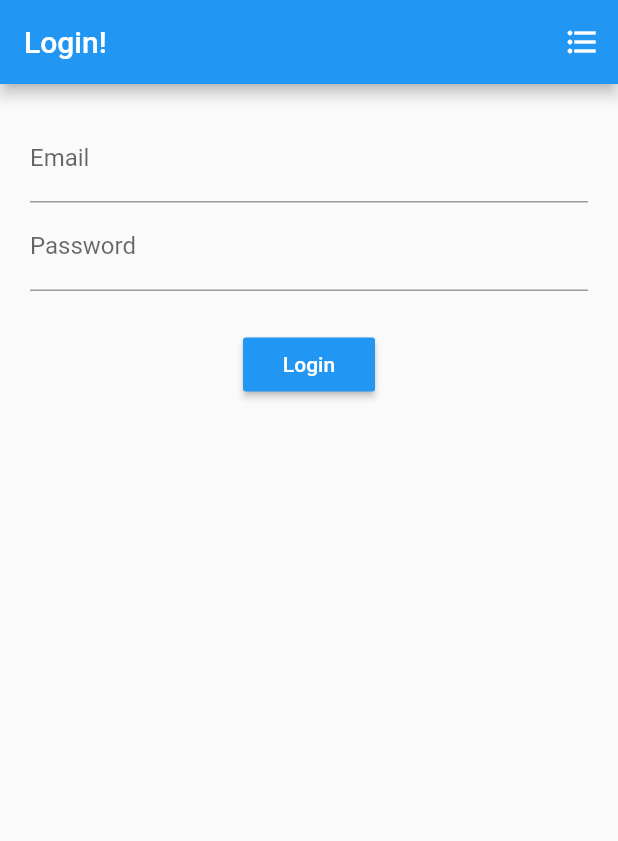
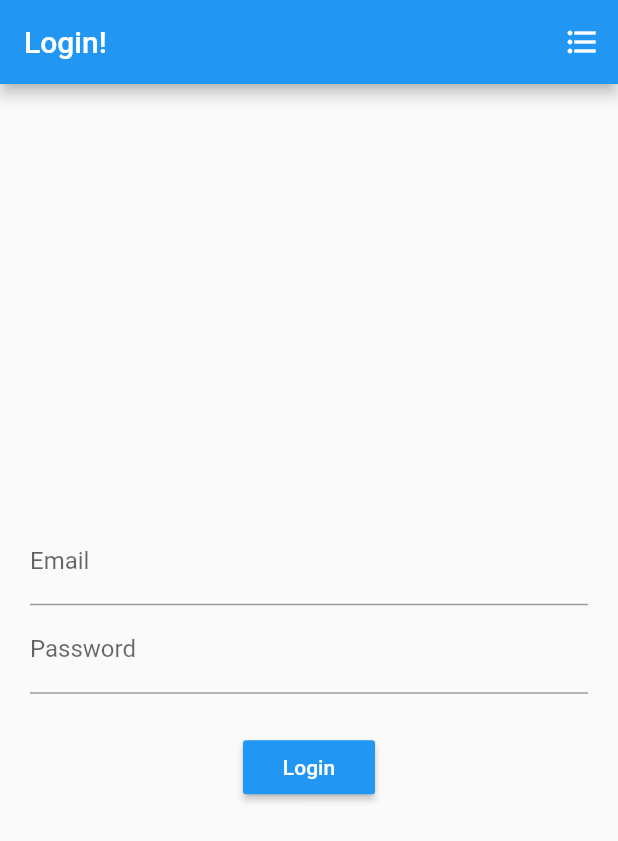
Before and after one commit to drkgrntt/groceries, a Flutter app: the screen it shows after launch, after a tap on "Login", on a phone screen of 412 x 824 dp. Shown: the top 841 px of the screen. Run offline on Flutter 3.47's test engine with Material 2 defaults, Android fonts, the phone set to English and light mode, and no system bars; our stand-ins replace cloud_firestore, rxdart; accounts and stored records are empty.

Commit message:
add validation to login form

```diff
--- a/lib/src/app.dart
+++ b/lib/src/app.dart
@@ -43,6 +43,5 @@ class App extends StatelessWidget {
         },
       );
     }
-
   }
 }
--- a/lib/src/screens/login.dart
+++ b/lib/src/screens/login.dart
@@ -24,12 +24,14 @@ class LoginForm extends StatelessWidget {
       ),
       body: Container(
         margin: EdgeInsets.all(20.0),
-        child: Column(
+        child:  Column(
+          mainAxisAlignment: MainAxisAlignment.center,
+          crossAxisAlignment: CrossAxisAlignment.center,
           children: <Widget>[
             _emailField(authBloc),
             _passwordField(authBloc),
             Container(margin: EdgeInsets.only(top: 25.0)),
-            _submitButton(authBloc, context),
+            _submitButton(authBloc),
           ],
         ),
       ),
@@ -79,15 +81,25 @@ class LoginForm extends StatelessWidget {
   }
 
 
-  Widget _submitButton(AuthBloc authBloc, BuildContext context) {
+  Widget _submitButton(AuthBloc authBloc) {
 
+    return StreamBuilder(
+      stream: authBloc.submitValid,
+      builder: (context, snapshot) {
         return RaisedButton(
           child: Text('Login'),
           textColor: Colors.white,
           color: Colors.blue,
           onPressed: () {
+
+            if (snapshot.hasData) {
               authBloc.submit();
               Navigator.pushNamed(context, '/list');
+            } else {
+              return null;
+            }
+          },
+        );
       },
     );
   }
```
Also changed, not shown: lib/src/blocs/auth_bloc.dart (+27 -7 lines). Lines whose indentation alone changed are shown as unchanged.
